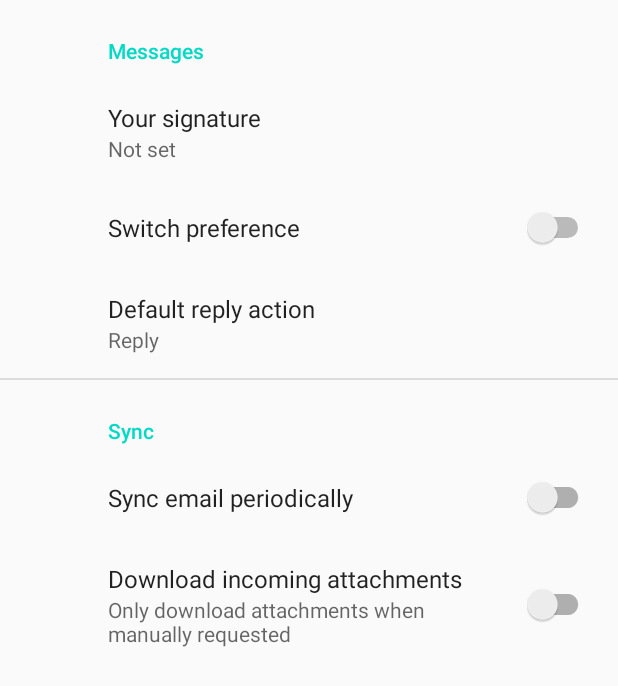
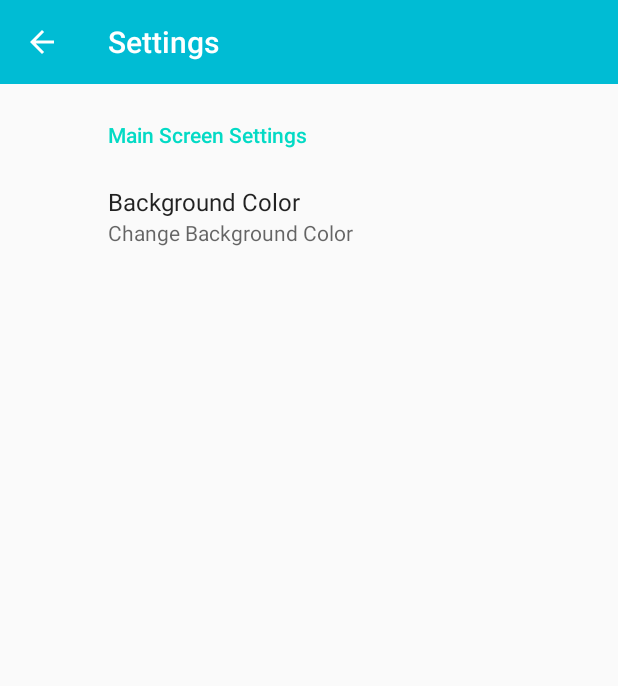
Before and after one commit to PedrooMarques/Paint, an Android app: the SettingsActivity screen opened directly, with no data from a screen before it, on a phone screen of 412 x 824 dp. Shown: the top 686 px of the screen. Run offline under Robolectric (Android 15) with nearby library versions, the light colour scheme and no system bars; our stand-ins replace androidx.preference; libraries missing offline, so code that uses them is left out: yuku.ambilwarna.

Commit message:
opening color picker through settings menu

```diff
--- a/app/src/main/java/com/example/paint/AboutActivity.java
+++ b/app/src/main/java/com/example/paint/AboutActivity.java
@@ -20,6 +20,7 @@ public class AboutActivity extends AppCompatActivity {
         ActionBar ab = getSupportActionBar();
 
         // Enable the Up button
+        assert ab != null;
         ab.setDisplayHomeAsUpEnabled(true);
     }
 }
--- a/app/src/main/java/com/example/paint/SettingsActivity.java
+++ b/app/src/main/java/com/example/paint/SettingsActivity.java
@@ -1,12 +1,20 @@
 package com.example.paint;
 
+import android.content.SharedPreferences;
 import android.os.Bundle;
 
 import androidx.appcompat.app.ActionBar;
 import androidx.appcompat.app.AppCompatActivity;
+import androidx.appcompat.widget.Toolbar;
+import androidx.preference.Preference;
 import androidx.preference.PreferenceFragmentCompat;
 
+import yuku.ambilwarna.AmbilWarnaDialog;
+
 public class SettingsActivity extends AppCompatActivity {
+
+    Preference preference;
+    private SharedPreferences sharedPref;
 
     @Override
     protected void onCreate(Bundle savedInstanceState) {
@@ -16,6 +24,10 @@ public class SettingsActivity extends AppCompatActivity {
                 .beginTransaction()
                 .replace(R.id.settings, new SettingsFragment())
                 .commit();
+
+        Toolbar toolbar = findViewById(R.id.settingsActivityToolbar);
+        setSupportActionBar(toolbar);
+
         ActionBar actionBar = getSupportActionBar();
         if (actionBar != null) {
             actionBar.setDisplayHomeAsUpEnabled(true);
@@ -26,6 +38,25 @@ public class SettingsActivity extends AppCompatActivity {
         @Override
         public void onCreatePreferences(Bundle savedInstanceState, String rootKey) {
             setPreferencesFromResource(R.xml.root_preferences, rootKey);
+
+            findPreference("background").setOnPreferenceClickListener(new Preference.OnPreferenceClickListener() {
+                @Override
+                public boolean onPreferenceClick(Preference preference) {
+                    AmbilWarnaDialog colorPicker = new AmbilWarnaDialog(getContext(), 1, new AmbilWarnaDialog.OnAmbilWarnaListener() {
+                        @Override
+                        public void onCancel(AmbilWarnaDialog dialog) {
+                        }
+
+                        @Override
+                        public void onOk(AmbilWarnaDialog dialog, int color) {
+
+
+                        }
+                    });
+                    colorPicker.show();
+                    return true;
+                }
+            });
         }
     }
 }
--- a/app/src/main/res/layout/settings_activity.xml
+++ b/app/src/main/res/layout/settings_activity.xml
@@ -1,9 +1,30 @@
-<LinearLayout xmlns:android="http://schemas.android.com/apk/res/android"
+<androidx.constraintlayout.widget.ConstraintLayout xmlns:android="http://schemas.android.com/apk/res/android"
+    xmlns:app="http://schemas.android.com/apk/res-auto"
+    android:id="@+id/settingsLayout"
     android:layout_width="match_parent"
     android:layout_height="match_parent">
+
+    <androidx.appcompat.widget.Toolbar
+        android:id="@+id/settingsActivityToolbar"
+        android:layout_width="0dp"
+        android:layout_height="wrap_content"
+        android:background="?attr/colorPrimary"
+        android:minHeight="?attr/actionBarSize"
+        android:theme="@style/AppTheme.AppBarOverlay"
+        app:layout_constraintEnd_toEndOf="parent"
+        app:layout_constraintStart_toStartOf="parent"
+        app:layout_constraintTop_toTopOf="parent"
+        app:subtitleTextColor="#FFFFFF"
+        app:title="@string/title_activity_settings"
+        app:titleTextColor="#FFFFFF" />
 
     <FrameLayout
         android:id="@+id/settings"
         android:layout_width="match_parent"
-        android:layout_height="match_parent" />
-</LinearLayout>
+        android:layout_height="0dp"
+        app:layout_constraintEnd_toEndOf="parent"
+        app:layout_constraintStart_toStartOf="parent"
+        app:layout_constraintTop_toBottomOf="@+id/settingsActivityToolbar" />
+
+
+</androidx.constraintlayout.widget.ConstraintLayout>
--- a/app/src/main/res/values/strings.xml
+++ b/app/src/main/res/values/strings.xml
@@ -3,22 +3,20 @@
     <string name="splash_screen_text">Paint</string>
     <string name="top_bar_image">topBarImage</string>
 
+    <!-- SettingsActivity Preferences -->
     <string name="title_activity_settings">Settings</string>
 
     <!-- Preference Titles -->
-    <string name="messages_header">Messages</string>
-    <string name="sync_header">Sync</string>
+    <string name="main_activity_settings">Main Screen Settings</string>
 
     <!-- Messages Preferences -->
-    <string name="signature_title">Your signature</string>
-    <string name="reply_title">Default reply action</string>
+    <string name="background_color_title">Background Color</string>
+    <string name="preference_title_description">Change Background Color</string>
 
-    <!-- Sync Preferences -->
-    <string name="sync_title">Sync email periodically</string>
-    <string name="attachment_title">Download incoming attachments</string>
-    <string name="attachment_summary_on">Automatically download attachments for incoming emails
-    </string>
-    <string name="attachment_summary_off">Only download attachments when manually requested</string>
+    <!-- Color picker -->
+    <string name="confirm">Ok</string>
+    <string name="cancel">Cancel</string>
+
     <string name="title_activity_main">MainActivity</string>
     <string name="navigation_drawer_open">Open navigation drawer</string>
     <string name="navigation_drawer_close">Close navigation drawer</string>
--- a/app/src/main/res/xml/root_preferences.xml
+++ b/app/src/main/res/xml/root_preferences.xml
@@ -1,40 +1,13 @@
-<PreferenceScreen xmlns:android="http://schemas.android.com/apk/res/android"
-    xmlns:app="http://schemas.android.com/apk/res-auto">
+<PreferenceScreen xmlns:app="http://schemas.android.com/apk/res-auto">
 
-    <PreferenceCategory app:title="@string/messages_header">
+    <PreferenceCategory app:title="@string/main_activity_settings">
 
-        <EditTextPreference
-            app:key="signature"
-            app:title="@string/signature_title"
-            app:useSimpleSummaryProvider="true" />
-
-        <SwitchPreference
-            android:defaultValue="false"
-            android:key="switch_preference_1"
-            android:title="Switch preference" />
-        <ListPreference
-            app:defaultValue="reply"
-            app:entries="@array/reply_entries"
-            app:entryValues="@array/reply_values"
-            app:key="reply"
-            app:title="@string/reply_title"
+        <Preference
+            app:key="background"
+            app:summary="@string/preference_title_description"
+            app:title="@string/background_color_title"
             app:useSimpleSummaryProvider="true" />
 
     </PreferenceCategory>
 
-    <PreferenceCategory app:title="@string/sync_header">
-
-        <SwitchPreferenceCompat
-            app:key="sync"
-            app:title="@string/sync_title" />
-
-        <SwitchPreferenceCompat
-            app:dependency="sync"
-            app:key="attachment"
-            app:summaryOff="@string/attachment_summary_off"
-            app:summaryOn="@string/attachment_summary_on"
-            app:title="@string/attachment_title" />
-
-    </PreferenceCategory>
-
 </PreferenceScreen>
```
Also changed, not shown: app/build.gradle (+10 -8 lines), app/src/main/AndroidManifest.xml (+3 -14 lines), app/src/main/res/drawable/flag.png (added).
